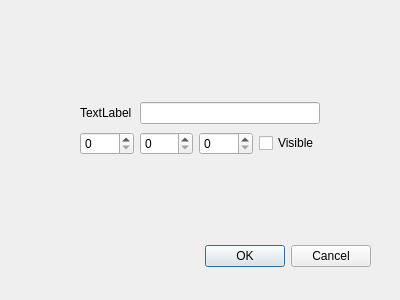
Old version of the form GUI/optiondialog.ui in the repository ninyo999/2024_EEEE2076_GROUP6.
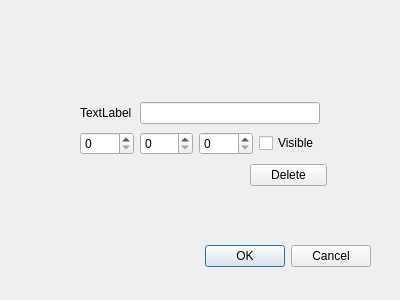
New version of the form.

Commit message: Maked delete files button

```diff
--- a/GUI/optiondialog.ui
+++ b/GUI/optiondialog.ui
@@ -79,6 +79,25 @@
         </item>
       </layout>
     </widget>
+  <widget class="QWidget" name="verticalLayoutWidget">
+   <property name="geometry">
+    <rect>
+     <x>250</x>
+     <y>160</y>
+     <width>77</width>
+     <height>31</height>
+    </rect>
+   </property>
+   <layout class="QVBoxLayout" name="verticalLayout">
+    <item>
+     <widget class="QPushButton" name="deleteButton">
+      <property name="text">
+       <string>Delete</string>
+      </property>
+     </widget>
+    </item>
+   </layout>
+  </widget>
   </widget>
   <resources/>
   <connections>
```
Lines whose indentation alone changed are shown as unchanged. The commit also changes 9 other files.
